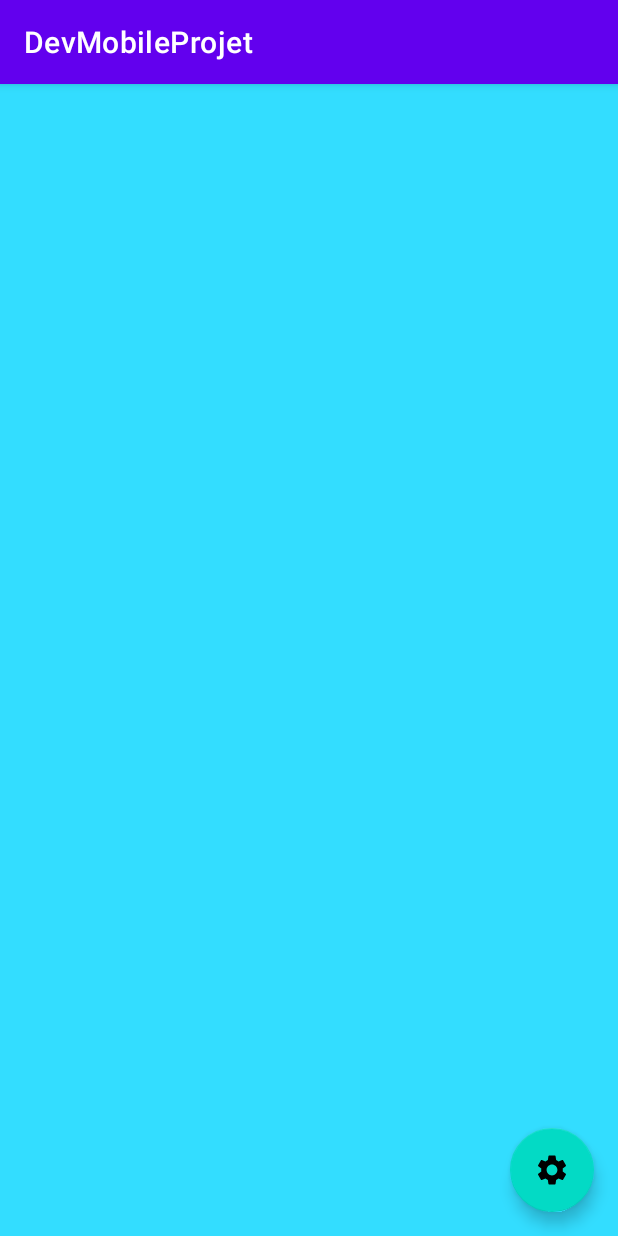
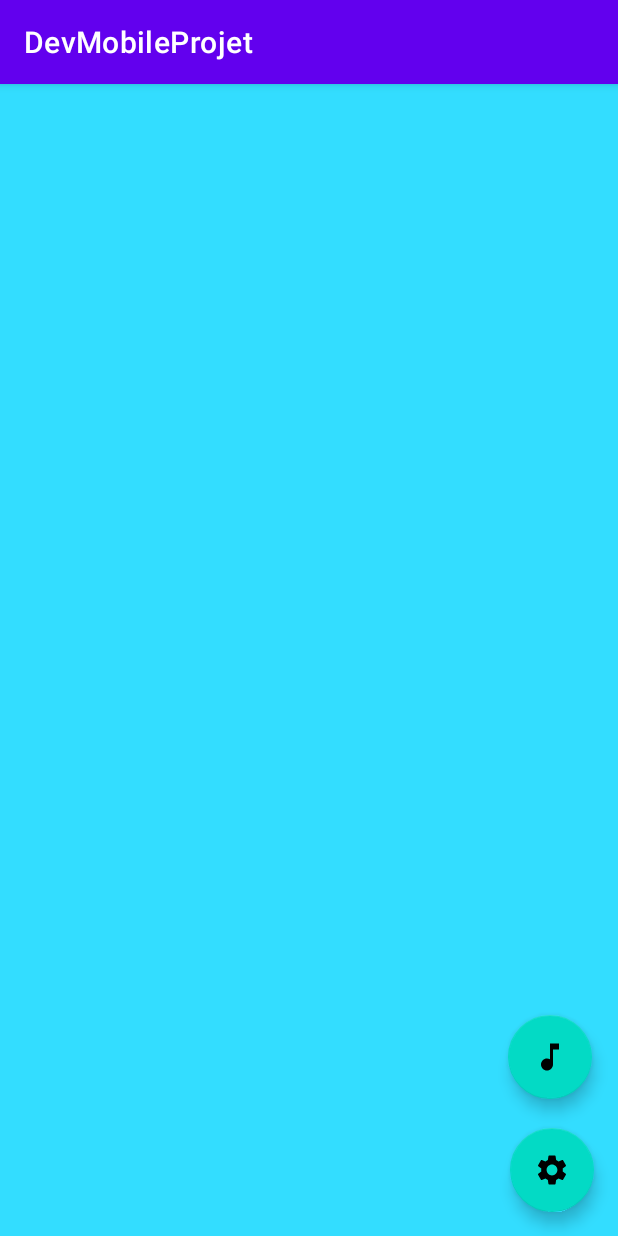
Before and after one commit to NicolasCIBULKA/DevMobileProjet, an Android app: the screen it shows after launch (MusicListActivity), on a phone screen of 412 x 824 dp. Run offline under Robolectric (Android 15) with nearby library versions, the phone set to English and light mode, and no system bars.

```diff
--- a/app/src/main/java/com/example/devmobileprojet/MusicListActivity.java
+++ b/app/src/main/java/com/example/devmobileprojet/MusicListActivity.java
@@ -18,6 +18,7 @@ import android.database.Cursor;
 import android.net.Uri;
 import android.os.Bundle;
 import android.os.IBinder;
+import android.preference.PreferenceManager;
 import android.provider.MediaStore;
 import android.util.Log;
 import android.view.MenuItem;
@@ -30,6 +31,7 @@ import android.widget.MediaController;
 import com.example.devmobileprojet.dataclass.Music;
 import com.example.devmobileprojet.dataclass.MusicAdapter;
 import com.example.devmobileprojet.treatment.PlayingService;
+import com.google.android.material.floatingactionbutton.FloatingActionButton;
 
 import java.io.IOException;
 import java.util.ArrayList;
@@ -40,28 +42,31 @@ public class MusicListActivity extends AppCompatActivity  {
 
     private static final int REQUEST_CODE = 1;
     private static final String TAG = "Main Activity";
-    public static final String PREFS = "MUSICPREFS";
 
     // Attributs
-    static SharedPreferences prefs ;
-    static SharedPreferences.Editor editor;
+
     public static ArrayList<Music> musicList;
     private ArrayList<String> musicnamelist;
     private ListView musicView;
     private PlayingService musicSrv;
     private Intent playIntent;
     private boolean musicBound = false;
-    boolean sensorpref;
+    FloatingActionButton player;
+    private SharedPreferences sharedPref = null;
+
     @Override
     protected void onCreate(Bundle savedInstanceState) {
         super.onCreate(savedInstanceState);
         setContentView(R.layout.activity_music_list);
-        prefs = getSharedPreferences(PREFS, Activity.MODE_PRIVATE);
-        editor = prefs.edit();
-        if(!prefs.contains("SensorPref")){
-            editor.putBoolean("SensorPref", false);
+        sharedPref = PreferenceManager.getDefaultSharedPreferences(getApplicationContext());
+        if(!sharedPref.contains("enableSensor")){
+            Log.d(TAG, "onCreate: creation of preference EnableSensor");
+            SharedPreferences.Editor editor = sharedPref.edit();
+            editor.putBoolean("enableSensor", true);
+            editor.commit();
+
         }
-        sensorpref = prefs.getBoolean("SensorPref", false);
+        Log.d(TAG, "onCreate: Preference Sensor = " + sharedPref.getBoolean("enableSensor", false));
         musicView = (ListView)findViewById(R.id.song_list);// mettre l'id de la list du front
         musicList = new ArrayList<Music>();
         musicnamelist = new ArrayList<String>();
@@ -192,6 +197,13 @@ public class MusicListActivity extends AppCompatActivity  {
 
         startActivity(i);
     }
+
+    public void gotoPlayer(View view){
+        Intent i = new Intent(MusicListActivity.this, Musicplayer.class);
+        //i.putExtra("")
+        startActivity(i);
+    }
+
     // Functions todo
     /*
     - Give List of Music
--- /dev/null
+++ b/app/src/main/res/drawable/music_note.xml
@@ -0,0 +1,10 @@
+<vector xmlns:android="http://schemas.android.com/apk/res/android"
+    android:width="24dp"
+    android:height="24dp"
+    android:viewportWidth="24"
+    android:viewportHeight="24"
+    android:tint="?attr/colorControlNormal">
+  <path
+      android:fillColor="@android:color/white"
+      android:pathData="M12,3v10.55c-0.59,-0.34 -1.27,-0.55 -2,-0.55 -2.21,0 -4,1.79 -4,4s1.79,4 4,4 4,-1.79 4,-4V7h4V3h-6z"/>
+</vector>
--- a/app/src/main/res/layout/activity_music_list.xml
+++ b/app/src/main/res/layout/activity_music_list.xml
@@ -12,7 +12,8 @@
     <ListView
         android:id="@+id/song_list"
         android:layout_width="fill_parent"
-        android:layout_height="wrap_content">
+        android:layout_height="wrap_content"
+        tools:ignore="MissingConstraints">
 
     </ListView>
 
@@ -28,4 +29,17 @@
         app:layout_constraintEnd_toEndOf="parent"
         app:srcCompat="@drawable/ic_baseline_settings" />
 
+    <com.google.android.material.floatingactionbutton.FloatingActionButton
+        android:id="@+id/gotoplayer"
+        android:layout_width="wrap_content"
+        android:layout_height="wrap_content"
+        android:layout_marginEnd="17dp"
+        android:layout_marginBottom="19dp"
+        android:clickable="true"
+        android:onClick="gotoPlayer"
+        app:layout_constraintBottom_toTopOf="@+id/floatingActionButton2"
+        app:layout_constraintEnd_toEndOf="parent"
+        app:srcCompat="@drawable/music_note"
+        tools:ignore="MissingConstraints,OnClick" />
+
 </androidx.constraintlayout.widget.ConstraintLayout>
--- a/app/src/main/res/layout/activity_settings.xml
+++ b/app/src/main/res/layout/activity_settings.xml
@@ -13,6 +13,7 @@
         android:layout_marginStart="16dp"
         android:layout_marginTop="16dp"
         android:text="Allumer l'écran lors de movements du telephone"
+        android:onClick="sensorSetting"
         app:layout_constraintStart_toStartOf="parent"
         app:layout_constraintTop_toTopOf="parent" />
 </androidx.constraintlayout.widget.ConstraintLayout>
```
Also changed, not shown: app/src/main/java/com/example/devmobileprojet/Musicplayer.java (+17 -23 lines), app/src/main/java/com/example/devmobileprojet/Settings.java (+12 -12 lines).
